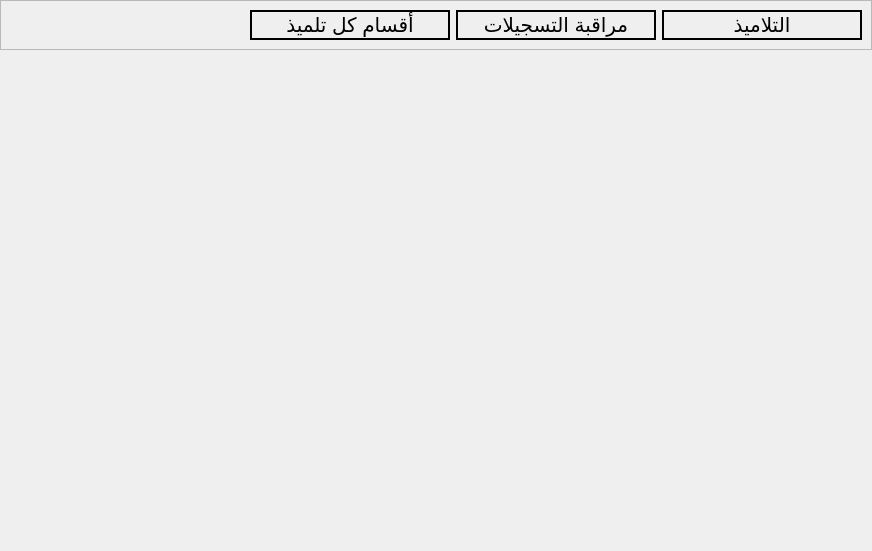
This is app/ui/students/studentpart.ui in yahiab05/student-managment-v2.0 as Qt 5 draws it before an edit. The edited form follows.
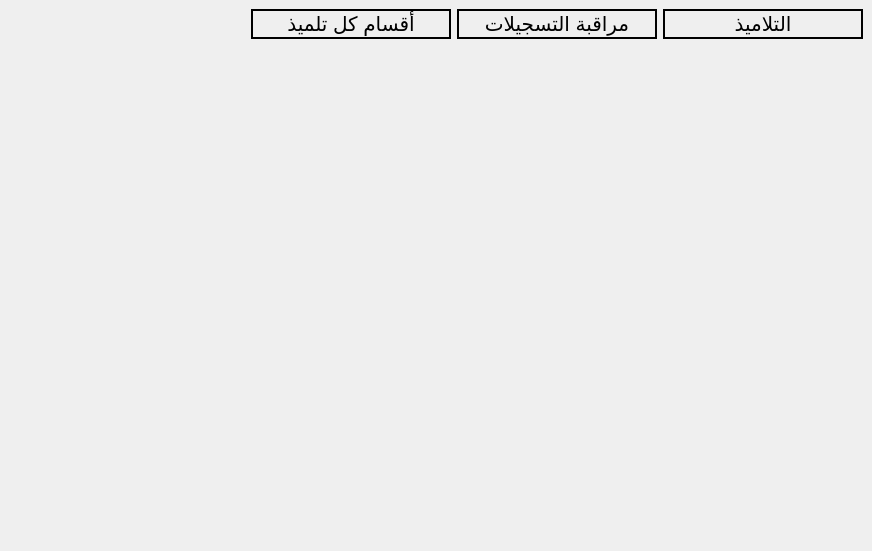
This is the edited form.

Patch:
```diff
--- a/app/ui/students/studentpart.ui
+++ b/app/ui/students/studentpart.ui
@@ -32,10 +32,7 @@
    <item>
     <widget class="QFrame" name="frame">
      <property name="frameShape">
-      <enum>QFrame::Shape::StyledPanel</enum>
-     </property>
-     <property name="frameShadow">
-      <enum>QFrame::Shadow::Raised</enum>
+      <enum>QFrame::NoFrame</enum>
      </property>
      <layout class="QHBoxLayout" name="horizontalLayout">
       <item>
```
Left out of the diff: 2 changed lines with no effect on the pictures.
